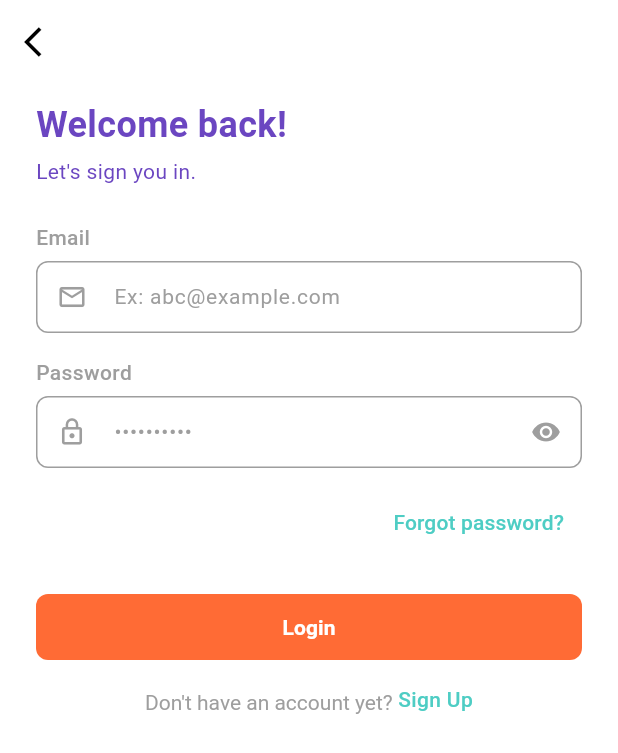
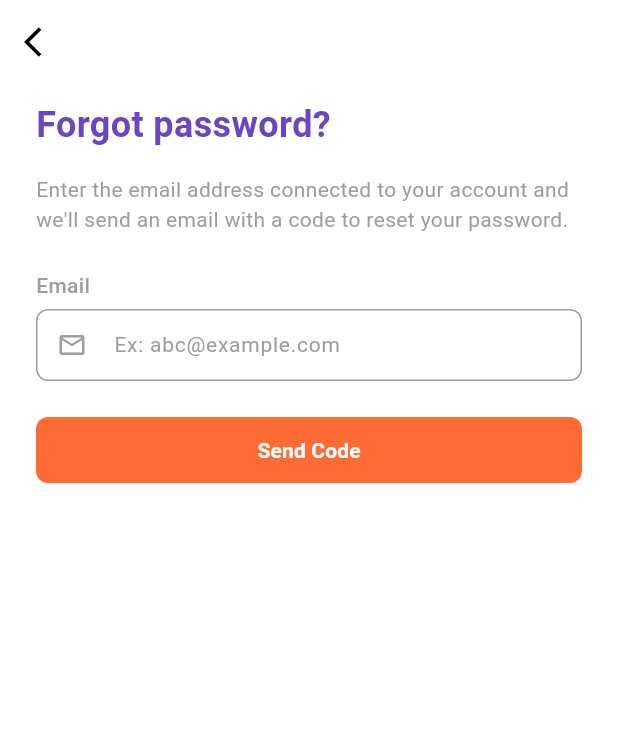
Before and after one commit to aligencturk/pet_social, a Flutter app: the LoginScreen screen opened by its route, after a tap on "Forgot password?", on a phone screen of 412 x 824 dp. Shown: the top 753 px of the screen. Run offline on Flutter 3.47's test engine with Material 3 defaults, Android fonts, the light colour scheme and no system bars.

Commit message:
Şifremi unuttum sayfası eklendi ve giriş ekranında bu sayfaya yönlendirme yapıldı.

```diff
--- a/lib/main.dart
+++ b/lib/main.dart
@@ -5,6 +5,7 @@ import 'view/auth/login_screen.dart';
 import 'view/auth/register_screen.dart';
 import 'view/auth/email_verification_screen.dart';
 import 'view/auth/email_verification_success_screen.dart';
+import 'view/auth/forgot_password_screen.dart';
 
 void main() {
   runApp(const MyApp());
@@ -28,6 +29,7 @@ class MyApp extends StatelessWidget {
         '/login_register': (context) => const LoginRegisterScreen(),
         '/login': (context) => const LoginScreen(),
         '/register': (context) => const RegisterScreen(),
+        '/forgot-password': (context) => const ForgotPasswordScreen(),
         '/email-verification': (context) {
           final email = ModalRoute.of(context)!.settings.arguments as String;
           return EmailVerificationScreen(email: email);
--- /dev/null
+++ b/lib/view/auth/forgot_password_screen.dart
@@ -0,0 +1,141 @@
+import 'package:flutter/material.dart';
+
+class ForgotPasswordScreen extends StatefulWidget {
+  const ForgotPasswordScreen({super.key});
+
+  @override
+  State<ForgotPasswordScreen> createState() => _ForgotPasswordScreenState();
+}
+
+class _ForgotPasswordScreenState extends State<ForgotPasswordScreen> {
+  final _emailController = TextEditingController();
+
+  @override
+  void dispose() {
+    _emailController.dispose();
+    super.dispose();
+  }
+
+  void _onSendCodePressed() {
+    if (_emailController.text.isNotEmpty) {
+      // Email verification ekranına yönlendir
+      Navigator.pushNamed(
+        context,
+        '/email-verification',
+        arguments: _emailController.text,
+      );
+    } else {
+      // Hata mesajı göster
+      ScaffoldMessenger.of(context).showSnackBar(
+        const SnackBar(
+          content: Text('Please enter your email address'),
+          backgroundColor: Colors.red,
+        ),
+      );
+    }
+  }
+
+  @override
+  Widget build(BuildContext context) {
+    return Scaffold(
+      backgroundColor: Colors.white,
+      appBar: AppBar(
+        backgroundColor: Colors.white,
+        elevation: 0,
+        leading: IconButton(
+          icon: const Icon(Icons.arrow_back_ios, color: Colors.black),
+          onPressed: () => Navigator.pop(context),
+        ),
+      ),
+      body: SafeArea(
+        child: Padding(
+          padding: const EdgeInsets.symmetric(horizontal: 24.0),
+          child: Column(
+            crossAxisAlignment: CrossAxisAlignment.start,
+            children: [
+              const SizedBox(height: 10),
+              // Başlık
+              const Text(
+                'Forgot password?',
+                style: TextStyle(
+                  fontSize: 24,
+                  fontWeight: FontWeight.bold,
+                  color: Color(0xFF6B46C1), // Mor renk
+                ),
+              ),
+              const SizedBox(height: 16),
+              // Açıklama metni
+              const Text(
+                'Enter the email address connected to your account and we\'ll send an email with a code to reset your password.',
+                style: TextStyle(
+                  fontSize: 14,
+                  color: Colors.grey,
+                  height: 1.4,
+                ),
+              ),
+              const SizedBox(height: 24),
+              // Email alanı
+              const Text(
+                'Email',
+                style: TextStyle(
+                  fontSize: 14,
+                  fontWeight: FontWeight.w500,
+                  color: Colors.grey,
+                ),
+              ),
+              const SizedBox(height: 6),
+              TextField(
+                controller: _emailController,
+                keyboardType: TextInputType.emailAddress,
+                style: const TextStyle(fontSize: 14),
+                decoration: InputDecoration(
+                  hintText: 'Ex: abc@example.com',
+                  hintStyle: const TextStyle(color: Colors.grey, fontSize: 14),
+                  prefixIcon: const Icon(Icons.email_outlined, color: Colors.grey, size: 20),
+                  contentPadding: const EdgeInsets.symmetric(horizontal: 12, vertical: 12),
+                  border: OutlineInputBorder(
+                    borderRadius: BorderRadius.circular(8),
+                    borderSide: const BorderSide(color: Colors.grey),
+                  ),
+                  enabledBorder: OutlineInputBorder(
+                    borderRadius: BorderRadius.circular(8),
+                    borderSide: const BorderSide(color: Colors.grey),
+                  ),
+                  focusedBorder: OutlineInputBorder(
+                    borderRadius: BorderRadius.circular(8),
+                    borderSide: const BorderSide(color: Color(0xFF6B46C1)),
+                  ),
+                ),
+              ),
+              const SizedBox(height: 24),
+              // Send Code butonu
+              SizedBox(
+                width: double.infinity,
+                height: 44,
+                child: ElevatedButton(
+                  onPressed: _onSendCodePressed,
+                  style: ElevatedButton.styleFrom(
+                    backgroundColor: const Color(0xFFFF6B35), // Turuncu
+                    foregroundColor: Colors.white,
+                    shape: RoundedRectangleBorder(
+                      borderRadius: BorderRadius.circular(8),
+                    ),
+                    elevation: 0,
+                  ),
+                  child: const Text(
+                    'Send Code',
+                    style: TextStyle(
+                      fontSize: 14,
+                      fontWeight: FontWeight.w600,
+                    ),
+                  ),
+                ),
+              ),
+              const Spacer(),
+            ],
+          ),
+        ),
+      ),
+    );
+  }
+}
--- a/lib/view/auth/login_screen.dart
+++ b/lib/view/auth/login_screen.dart
@@ -143,6 +143,7 @@ class _LoginScreenState extends State<LoginScreen> {
                 child: TextButton(
                   onPressed: () {
                     // Şifremi unuttum sayfasına yönlendir
+                    Navigator.pushNamed(context, '/forgot-password');
                   },
                   child: const Text(
                     'Forgot password?',
```
